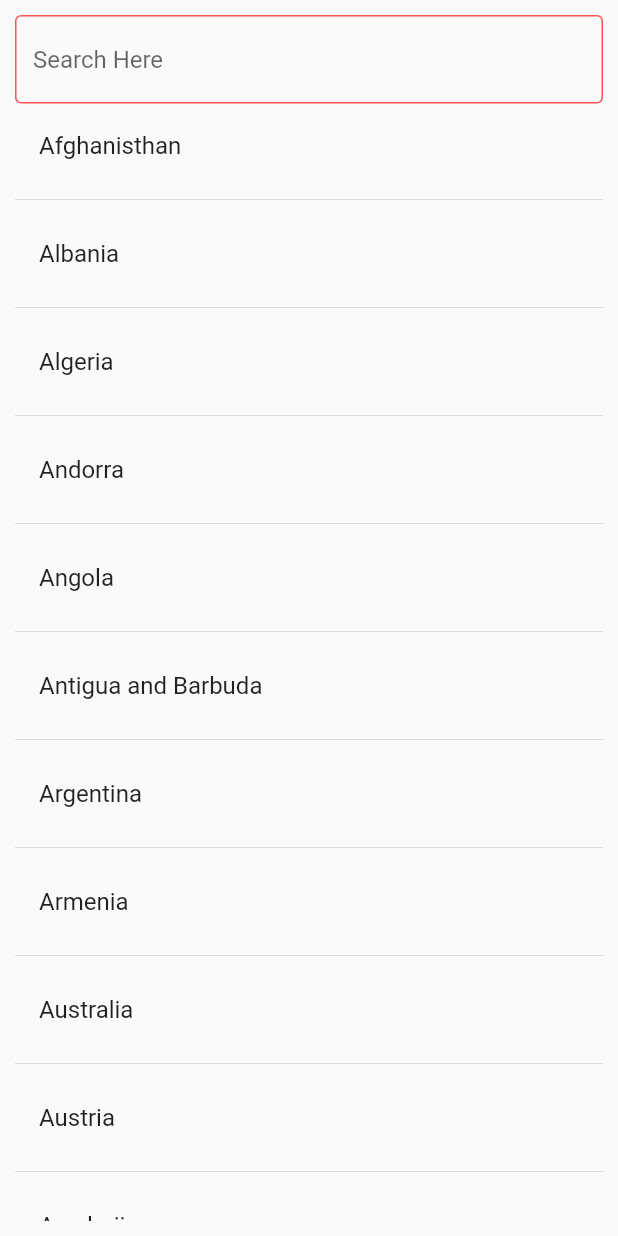
After one commit to 20abir/Search_flutter_ui, a Flutter app: the screen it shows after launch, swiped to page 3, on a phone screen of 412 x 824 dp. The commit adds this screen. Run offline on Flutter 3.47's test engine with Material 2 defaults, Android fonts, the phone set to English and light mode, and no system bars.

Commit message:
search3final

```diff
--- a/lib/main.dart
+++ b/lib/main.dart
@@ -1,6 +1,7 @@
 import 'package:flutter/material.dart';
 import 'package:practice2/search1.dart';
 import 'package:practice2/search2.dart';
+import 'package:practice2/search3.dart';
 
 void main() => runApp(MyApp());
 
@@ -26,6 +27,7 @@ class _MyAppState extends State<MyApp> {
           children: [
             Search1(),
             Search2(),
+            Search3(),
           ],
         ),
       ),
--- /dev/null
+++ b/lib/search3.dart
@@ -0,0 +1,246 @@
+// ignore_for_file: unnecessary_this
+
+import 'dart:async';
+
+import 'package:flutter/material.dart';
+
+class Search3 extends StatefulWidget {
+  const Search3({Key? key}) : super(key: key);
+
+  @override
+  _Search3State createState() => _Search3State();
+}
+
+class _Search3State extends State<Search3> {
+  // ignore: prefer_final_fields
+  List<String> _data = [];
+  List<String> _filterData = [];
+  // ignore: unnecessary_new
+  final _searchQuary = new TextEditingController();
+  Timer? _debounce;
+  String searchText = "";
+
+  @override
+  void initState() {
+    // TODO: implement initState
+    super.initState();
+
+    _data.add("Afghanisthan");
+    _data.add("Albania");
+    _data.add("Algeria");
+    _data.add("Andorra");
+    _data.add("Angola");
+    _data.add("Antigua and Barbuda");
+    _data.add("Argentina");
+    _data.add("Armenia");
+    _data.add("Australia");
+    _data.add("Austria");
+    _data.add("Azerbaijan");
+    _data.add("Bahamas");
+    _data.add("Bahrain");
+    _data.add("Bangladesh");
+    _data.add("Barbados");
+    _data.add("Belarus");
+    _data.add("Belgium");
+    _data.add("Belize");
+    _data.add("Benin");
+    _data.add("Bhutan");
+    _data.add("Bolivia");
+    _data.add("Bosnia and Herzegovina");
+    _data.add("Botswana");
+    _data.add("Brazil");
+    _data.add("Brunei Darussalam");
+    _data.add("Bulgaria");
+    _data.add("Burkina Faso");
+    _data.add("Burundi");
+    _data.add("Cabo Verde");
+    _data.add("Cambodia");
+    _data.add("Cameroon");
+    _data.add("Canada");
+    _data.add("Central African Republic");
+    _data.add("Chad");
+    _data.add("Chile");
+    _data.add("China");
+    _data.add("Colombia");
+    _data.add("Comoros");
+    _data.add("Denmark");
+    _data.add("Djibouti");
+    _data.add("Dominica");
+    _data.add("Ecuador");
+    _data.add("Egypt");
+    _data.add("El Salvador");
+    _data.add("Eritrea");
+    _data.add("Ethiopia");
+    _data.add("Faroe Islands");
+    _data.add("Fiji");
+    _data.add("Finland");
+    _data.add("France");
+    _data.add("Gabon");
+    _data.add("Gambia");
+    _data.add("Germany");
+    _data.add("Greece");
+    _data.add("Haiti");
+    _data.add("Honduras");
+    _data.add("Hungary");
+    _data.add("India");
+    _data.add("Iceland");
+    _data.add("Indonesia");
+    _data.add("Italy");
+    _data.add("Jamaica");
+    _data.add("Japan");
+    _data.add("Jordan");
+    _data.add("Kazakhstan");
+    _data.add("Kenya");
+    _data.add("Kiribati");
+    _data.add("Kuwait");
+    _data.add("Latvia");
+    _data.add("Lebanon");
+    _data.add("Lesotho");
+    _data.add("Liberia");
+    _data.add("Libya");
+    _data.add("Lithuania");
+    _data.add("Madagascar");
+    _data.add("Maldives");
+    _data.add("Malta");
+    _data.add("Mexico");
+    _data.add("Morocco");
+    _data.add("Namibia");
+    _data.add("Nauru");
+    _data.add("Nepal");
+    _data.add("Netherlands");
+    _data.add("New Zealand");
+    _data.add("Norway");
+    _data.add("Oman");
+    _data.add("Pakistan");
+    _data.add("Panama");
+    _data.add("Papua New Guinea");
+    _data.add("Paraguay");
+    _data.add("Peru");
+    _data.add("Philippines");
+    _data.add("Portugal");
+    _data.add("Qatar");
+    _data.add("Republic of Korea");
+    _data.add("Republic of Moldova");
+    _data.add("Romania");
+    _data.add("Russian Federation");
+    _data.add("Rwanda");
+    _data.add("Saint Lucia");
+    _data.add("Samoa");
+    _data.add("San Marino");
+    _data.add("Saudi Arabia");
+    _data.add("Senegal");
+    _data.add("Serbia");
+    _data.add("Singapore");
+    _data.add("Slovakia");
+    _data.add("Slovenia");
+    _data.add("Somalia");
+    _data.add("South Africa");
+    _data.add("South Sudan");
+    _data.add("Spain");
+    _data.add("Sri Lanka");
+    _data.add("Sudan");
+    _data.add("Suriname");
+    _data.add("Sweden");
+    _data.add("Switzerland");
+    _data.add("Tajikistan");
+    _data.add("Thailand");
+    _data.add("Togo");
+    _data.add("Tokelau");
+    _data.add("Tonga");
+    _data.add("Tunisia");
+    _data.add("Turkey");
+    _data.add("Tuvalu");
+    _data.add("Uganda");
+    _data.add("Ukraine");
+    _data.add("United Arab Emirates");
+    _data.add("Uruguay");
+    _data.add("Vanuatu");
+    _data.add("Viet Nam");
+    _data.add("Yemen");
+    _data.add("Zambia");
+    _data.add("Zimbabwe");
+
+    // ignore: unnecessary_this
+    _filterData = this._data;
+    _searchQuary.addListener(_onSearchChange);
+  }
+
+  @override
+  Widget build(BuildContext context) {
+    return SafeArea(
+      child: Scaffold(
+        body: Container(
+          margin: EdgeInsets.all(10),
+          child: Column(
+            children: [
+              TextField(
+                controller: _searchQuary,
+                decoration: InputDecoration(
+                  focusedBorder: OutlineInputBorder(
+                      borderSide: BorderSide(
+                    color: Colors.greenAccent,
+                    width: 1,
+                  )),
+                  enabledBorder: OutlineInputBorder(
+                    borderSide: BorderSide(
+                      color: Colors.redAccent,
+                      width: 1,
+                    ),
+                  ),
+                  hintText: "Search Here",
+                ),
+              ),
+              Expanded(
+                child: ListView.separated(
+                    itemBuilder: (context, index) {
+                      return ListTile(
+                        title: Text(_filterData[index].toString()),
+                      );
+                    },
+                    separatorBuilder: (context, index) {
+                      return Divider();
+                    },
+                    itemCount: _filterData.length),
+              ),
+            ],
+          ),
+        ),
+      ),
+    );
+  }
+
+  _onSearchChange() {
+    if (_debounce?.isActive ?? false) _debounce?.cancel();
+
+    _debounce = Timer(
+      const Duration(microseconds: 500),
+      () {
+        if (this.searchText != _searchQuary.text) {
+          _filterData = this._data;
+
+          setState(() {
+            this._filterData = this
+                ._filterData
+                .where(
+                  (item) => item
+                      .toString()
+                      .toLowerCase()
+                      .contains(_searchQuary.text.toString().toLowerCase()),
+                )
+                .toList();
+          });
+        }
+
+        this.searchText = _searchQuary.text;
+      },
+    );
+  }
+
+  @override
+  void dispose() {
+    _searchQuary.removeListener(_onSearchChange);
+    _searchQuary.dispose();
+    _debounce?.cancel();
+    super.dispose();
+  }
+}
```
